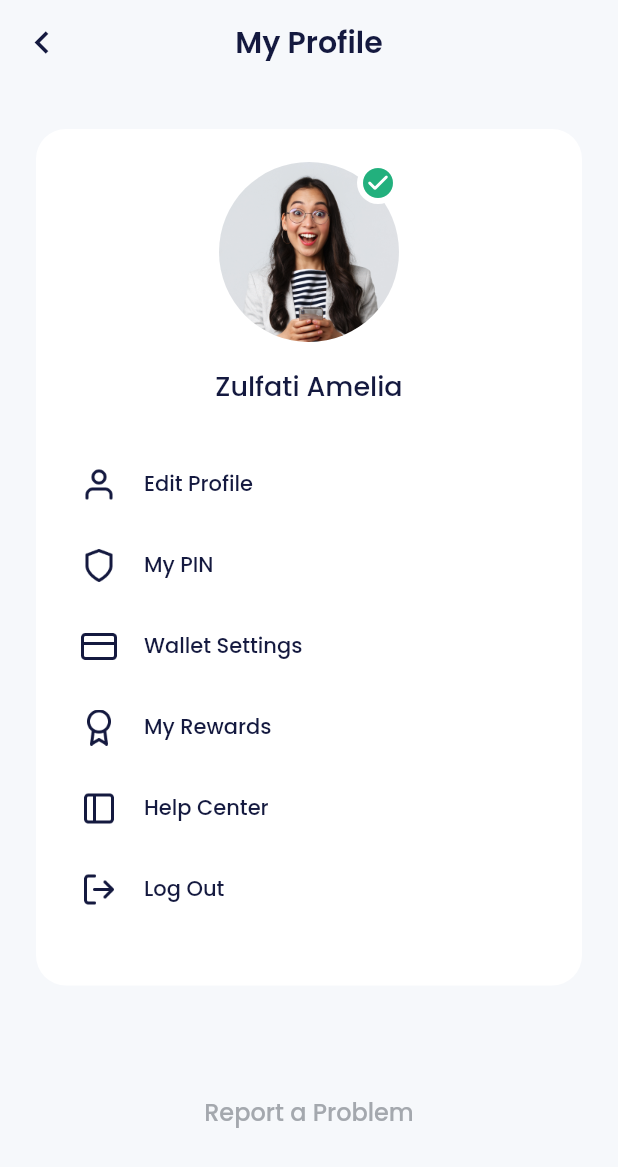
After one commit to rizkysafdila/bank_sha, a Flutter app: the HomePage screen opened by its route, after a tap on the "check circle" icon, on a phone screen of 412 x 824 dp. The commit adds this screen. Shown: the top 1167 px of the screen. Run offline on Flutter 3.47's test engine with Material 2 defaults, Android fonts, the phone set to English and light mode, and no system bars; our stand-ins replace carousel_slider, google_fonts.

Commit message:
refactoring theme

```diff
--- a/lib/main.dart
+++ b/lib/main.dart
@@ -1,5 +1,7 @@
+import 'package:bank_sha/shared/theme.dart';
 import 'package:bank_sha/ui/pages/home_page.dart';
 import 'package:bank_sha/ui/pages/onboarding_page.dart';
+import 'package:bank_sha/ui/pages/profile_page.dart';
 import 'package:bank_sha/ui/pages/sign_in_pages.dart';
 import 'package:bank_sha/ui/pages/sign_up_page.dart';
 import 'package:bank_sha/ui/pages/sign_up_set_ktp_page.dart';
@@ -17,6 +19,21 @@ class MyApp extends StatelessWidget {
   Widget build(BuildContext context) {
     return MaterialApp(
       debugShowCheckedModeBanner: false,
+      theme: ThemeData(
+        scaffoldBackgroundColor: lightBackgroundColor,
+        appBarTheme: AppBarTheme(
+          backgroundColor: lightBackgroundColor,
+          elevation: 0,
+          centerTitle: true,
+          iconTheme: IconThemeData(
+            color: blackColor,
+          ),
+          titleTextStyle: blackTextStyle.copyWith(
+            fontSize: 20,
+            fontWeight: semiBold,
+          ),
+        ),
+      ),
       routes: {
         '/': (context) => const SplashPage(),
         '/onboarding': (context) => const OnboardingPage(),
@@ -26,6 +43,7 @@ class MyApp extends StatelessWidget {
         '/sign-up-set-ktp': (context) => const SignUpSetKtpPage(),
         '/sign-up-success': (context) => const SignUpSuccessPage(),
         '/home': (context) => const HomePage(),
+        '/profile': (context) => const ProfilePage(),
       },
     );
   }
--- a/lib/ui/pages/home_page.dart
+++ b/lib/ui/pages/home_page.dart
@@ -12,7 +12,6 @@ class HomePage extends StatelessWidget {
   @override
   Widget build(BuildContext context) {
     return Scaffold(
-      backgroundColor: lightBackgroundColor,
       bottomNavigationBar: BottomAppBar(
         color: whiteColor,
         shape: const CircularNotchedRectangle(),
@@ -81,7 +80,7 @@ class HomePage extends StatelessWidget {
         child: ListView(
           padding: const EdgeInsets.symmetric(horizontal: 24),
           children: [
-            buildProfile(),
+            buildProfile(context),
             buildWalletCard(),
             buildLevel(),
             buildServices(),
@@ -94,7 +93,7 @@ class HomePage extends StatelessWidget {
     );
   }
 
-  Widget buildProfile() {
+  Widget buildProfile(BuildContext context) {
     return Container(
       margin: const EdgeInsets.only(top: 18),
       child: Row(
@@ -119,7 +118,11 @@ class HomePage extends StatelessWidget {
               ),
             ],
           ),
-          Container(
+          GestureDetector(
+            onTap: () {
+              Navigator.pushNamed(context, '/profile');
+            },
+            child: Container(
               width: 60,
               height: 60,
               decoration: const BoxDecoration(
@@ -146,7 +149,8 @@ class HomePage extends StatelessWidget {
                   ),
                 ),
               ),
-          )
+            ),
+          ),
         ],
       ),
     );
--- a/lib/ui/pages/onboarding_page.dart
+++ b/lib/ui/pages/onboarding_page.dart
@@ -30,7 +30,6 @@ class _OnboardingPageState extends State<OnboardingPage> {
   Widget build(BuildContext context) {
     return SafeArea(
       child: Scaffold(
-        backgroundColor: lightBackgroundColor,
         body: Center(
           child: Column(
             mainAxisAlignment: MainAxisAlignment.center,
--- /dev/null
+++ b/lib/ui/pages/profile_page.dart
@@ -0,0 +1,116 @@
+import 'package:bank_sha/shared/theme.dart';
+import 'package:bank_sha/ui/widgets/buttons.dart';
+import 'package:bank_sha/ui/widgets/profile_menu_item.dart';
+import 'package:flutter/material.dart';
+
+class ProfilePage extends StatelessWidget {
+  const ProfilePage({super.key});
+
+  @override
+  Widget build(BuildContext context) {
+    return Scaffold(
+      appBar: AppBar(
+        leading: IconButton(
+          onPressed: () => Navigator.of(context).pop(),
+          icon: const Icon(
+            Icons.chevron_left,
+            size: 30,
+          ),
+        ),
+        title: const Text(
+          'My Profile',
+        ),
+      ),
+      body: ListView(
+        padding: const EdgeInsets.symmetric(horizontal: 24),
+        children: [
+          const SizedBox(height: 30),
+          Container(
+            padding: const EdgeInsets.symmetric(horizontal: 30, vertical: 22),
+            decoration: BoxDecoration(
+              color: whiteColor,
+              borderRadius: BorderRadius.circular(20),
+            ),
+            child: Column(
+              children: [
+                Container(
+                  width: 120,
+                  height: 120,
+                  decoration: const BoxDecoration(
+                    shape: BoxShape.circle,
+                    image: DecorationImage(
+                      image: AssetImage('assets/img_profile.png'),
+                    ),
+                  ),
+                  child: Align(
+                    alignment: Alignment.topRight,
+                    child: Container(
+                      width: 28,
+                      height: 28,
+                      decoration: BoxDecoration(
+                        shape: BoxShape.circle,
+                        color: whiteColor,
+                      ),
+                      child: Center(
+                        child: Icon(
+                          Icons.check_circle_rounded,
+                          color: greenColor,
+                          size: 24,
+                        ),
+                      ),
+                    ),
+                  ),
+                ),
+                const SizedBox(height: 16),
+                Text(
+                  'Zulfati Amelia',
+                  style: blackTextStyle.copyWith(
+                    fontSize: 18,
+                    fontWeight: medium,
+                  ),
+                ),
+                const SizedBox(height: 40),
+                ProfileMenuItem(
+                  onTap: () {},
+                  iconUrl: 'assets/ic_profile.png',
+                  title: 'Edit Profile',
+                ),
+                ProfileMenuItem(
+                  onTap: () {},
+                  iconUrl: 'assets/ic_shield.png',
+                  title: 'My PIN',
+                ),
+                ProfileMenuItem(
+                  onTap: () {},
+                  iconUrl: 'assets/ic_wallet.png',
+                  title: 'Wallet Settings',
+                ),
+                ProfileMenuItem(
+                  onTap: () {},
+                  iconUrl: 'assets/ic_my_rewards.png',
+                  title: 'My Rewards',
+                ),
+                ProfileMenuItem(
+                  onTap: () {},
+                  iconUrl: 'assets/ic_help.png',
+                  title: 'Help Center',
+                ),
+                ProfileMenuItem(
+                  onTap: () {},
+                  iconUrl: 'assets/ic_logout.png',
+                  title: 'Log Out',
+                ),
+              ],
+            ),
+          ),
+          const SizedBox(height: 72),
+          CustomTextButton(
+            onPressed: () {},
+            text: 'Report a Problem',
+          ),
+          const SizedBox(height: 50),
+        ],
+      ),
+    );
+  }
+}
--- a/lib/ui/pages/sign_in_pages.dart
+++ b/lib/ui/pages/sign_in_pages.dart
@@ -9,7 +9,6 @@ class SignInPage extends StatelessWidget {
   @override
   Widget build(BuildContext context) {
     return Scaffold(
-      backgroundColor: lightBackgroundColor,
       body: ListView(
         padding: const EdgeInsets.symmetric(horizontal: 24),
         children: [
--- a/lib/ui/pages/sign_up_page.dart
+++ b/lib/ui/pages/sign_up_page.dart
@@ -9,7 +9,6 @@ class SignUpPage extends StatelessWidget {
   @override
   Widget build(BuildContext context) {
     return Scaffold(
-      backgroundColor: lightBackgroundColor,
       body: ListView(
         padding: const EdgeInsets.symmetric(horizontal: 24),
         children: [
--- a/lib/ui/pages/sign_up_set_ktp_page.dart
+++ b/lib/ui/pages/sign_up_set_ktp_page.dart
@@ -1,7 +1,6 @@
-import 'package:flutter/material.dart';
 import 'package:bank_sha/shared/theme.dart';
 import 'package:bank_sha/ui/widgets/buttons.dart';
-import 'package:bank_sha/ui/widgets/forms.dart';
+import 'package:flutter/material.dart';
 
 class SignUpSetKtpPage extends StatelessWidget {
   const SignUpSetKtpPage({super.key});
@@ -10,15 +9,11 @@ class SignUpSetKtpPage extends StatelessWidget {
   Widget build(BuildContext context) {
     return Scaffold(
       appBar: AppBar(
-        backgroundColor: lightBackgroundColor,
-        foregroundColor: blackColor,
-        elevation: 0,
-        toolbarHeight: 70,
         leading: IconButton(
           onPressed: () => Navigator.of(context).pop(),
           icon: const Icon(
             Icons.chevron_left,
-            size: 28,
+            size: 30,
           ),
         ),
       ),
--- a/lib/ui/pages/sign_up_set_profile_page.dart
+++ b/lib/ui/pages/sign_up_set_profile_page.dart
@@ -10,15 +10,11 @@ class SignUpSetProfilePage extends StatelessWidget {
   Widget build(BuildContext context) {
     return Scaffold(
       appBar: AppBar(
-        backgroundColor: lightBackgroundColor,
-        foregroundColor: blackColor,
-        elevation: 0,
-        toolbarHeight: 70,
         leading: IconButton(
           onPressed: () => Navigator.of(context).pop(),
           icon: const Icon(
             Icons.chevron_left,
-            size: 28,
+            size: 30,
           ),
         ),
       ),
--- a/lib/ui/pages/sign_up_success_page.dart
+++ b/lib/ui/pages/sign_up_success_page.dart
@@ -1,5 +1,4 @@
 import 'package:bank_sha/shared/theme.dart';
-import 'package:bank_sha/ui/pages/home_page.dart';
 import 'package:bank_sha/ui/widgets/buttons.dart';
 import 'package:flutter/material.dart';
 
@@ -9,7 +8,6 @@ class SignUpSuccessPage extends StatelessWidget {
   @override
   Widget build(BuildContext context) {
     return Scaffold(
-      backgroundColor: lightBackgroundColor,
       body: Center(
         child: Column(
           mainAxisAlignment: MainAxisAlignment.center,
--- a/lib/ui/pages/splash_page.dart
+++ b/lib/ui/pages/splash_page.dart
@@ -1,8 +1,7 @@
 import 'dart:async';
 
+import 'package:bank_sha/shared/theme.dart';
 import 'package:flutter/material.dart';
-import 'package:bank_sha/shared/theme.dart';
-import 'package:bank_sha/ui/pages/onboarding_page.dart';
 
 class SplashPage extends StatefulWidget {
   const SplashPage({super.key});
--- /dev/null
+++ b/lib/ui/widgets/profile_menu_item.dart
@@ -0,0 +1,40 @@
+import 'package:bank_sha/shared/theme.dart';
+import 'package:flutter/material.dart';
+
+class ProfileMenuItem extends StatelessWidget {
+  final String iconUrl;
+  final String title;
+  final VoidCallback? onTap;
+
+  const ProfileMenuItem({
+    super.key,
+    required this.iconUrl,
+    required this.title,
+    this.onTap,
+  });
+
+  @override
+  Widget build(BuildContext context) {
+    return GestureDetector(
+      onTap: onTap,
+      child: Container(
+        margin: const EdgeInsets.only(bottom: 30),
+        child: Row(
+          children: [
+            Image.asset(
+              iconUrl,
+              width: 24,
+            ),
+            const SizedBox(width: 18),
+            Text(
+              title,
+              style: blackTextStyle.copyWith(
+                fontWeight: medium,
+              ),
+            ),
+          ],
+        ),
+      ),
+    );
+  }
+}
```
Also changed, not shown: assets/ic_wallet.png (renamed from assets/ic_walle.png). Lines whose indentation alone changed are shown as unchanged.
